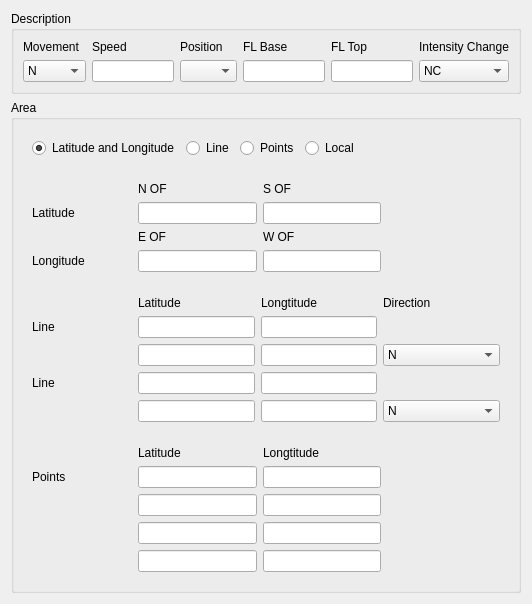
Before: the Qt Designer form tafor/components/ui/sigmet_general.ui in up1and/tafor, drawn with Qt 5.
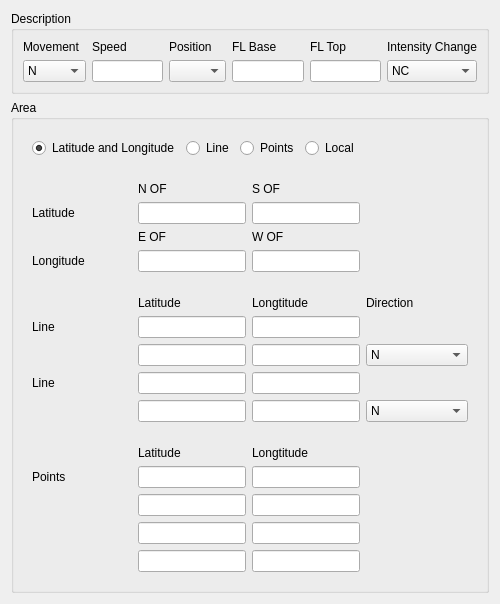
After: the same form once the commit is applied.

The edit to the form file:
```diff
--- a/tafor/components/ui/sigmet_general.ui
+++ b/tafor/components/ui/sigmet_general.ui
@@ -6,7 +6,7 @@
    <rect>
     <x>0</x>
     <y>0</y>
-    <width>532</width>
+    <width>500</width>
     <height>550</height>
    </rect>
   </property>
```
